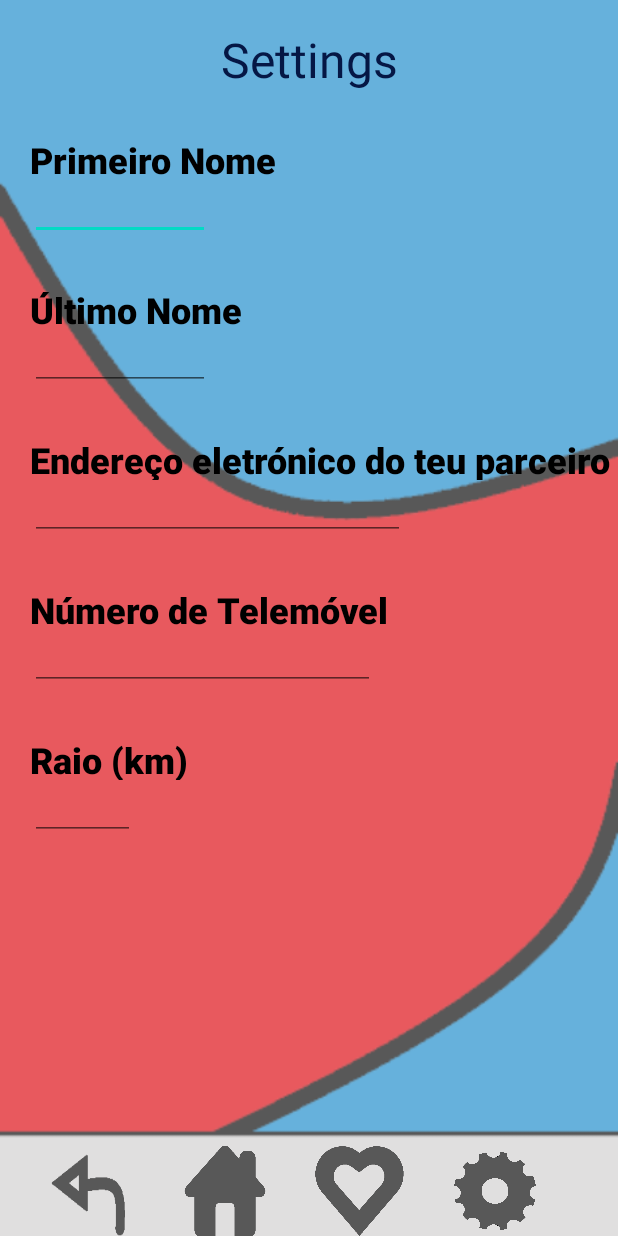
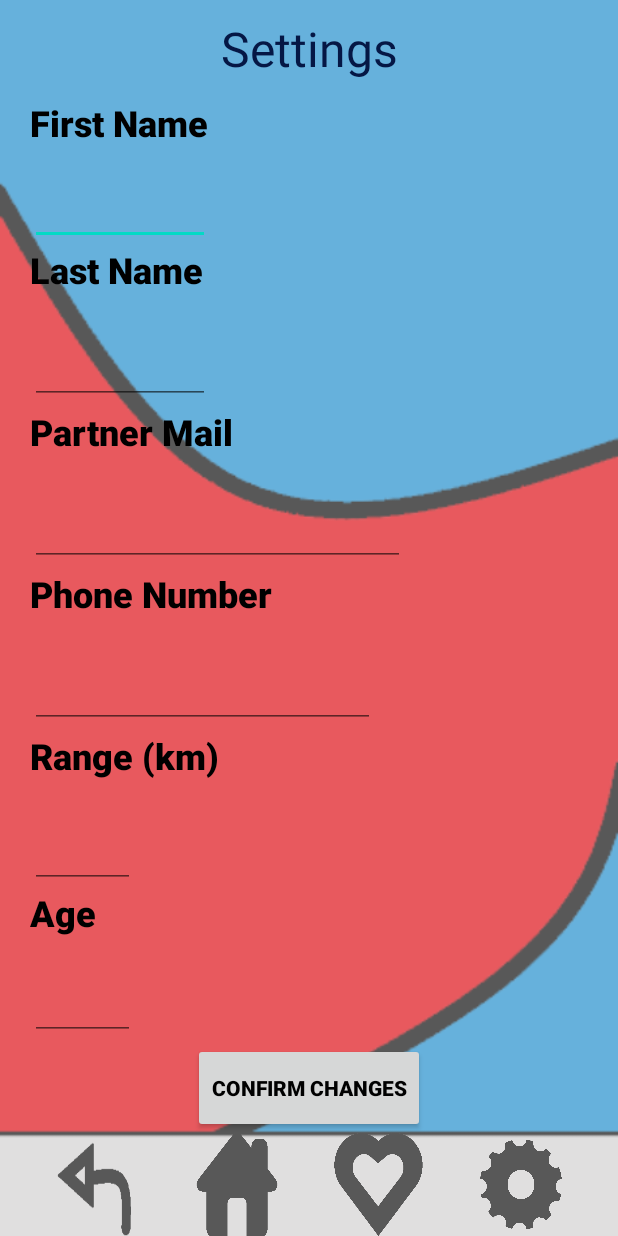
Before and after one commit to monteiro141/PDM_GRUPO, an Android app: the Settings screen opened directly, with no data from a screen before it, on a phone screen of 412 x 824 dp. Run offline under Robolectric (Android 15) with nearby library versions, the phone set to English and light mode, and no system bars; our stand-ins replace Firebase (no records; nobody signed in at launch, a user with empty details on screens opened directly).

Commit message:
settings xml updated

```diff
--- a/ResTinder/app/src/main/res/layout/settings.xml
+++ b/ResTinder/app/src/main/res/layout/settings.xml
@@ -1,20 +1,20 @@
 <?xml version="1.0" encoding="utf-8"?>
-<RelativeLayout xmlns:android="http://schemas.android.com/apk/res/android"
-    android:layout_width="match_parent"
-    android:layout_height="wrap_content"
-    android:background="@drawable/back">
-
-    <ScrollView
-        android:layout_width="fill_parent"
-        android:layout_height="fill_parent">
-
-        <RelativeLayout xmlns:android="http://schemas.android.com/apk/res/android"
+<LinearLayout xmlns:android="http://schemas.android.com/apk/res/android"
     xmlns:app="http://schemas.android.com/apk/res-auto"
     xmlns:tools="http://schemas.android.com/tools"
     android:layout_width="match_parent"
     android:layout_height="match_parent"
+    android:weightSum="10"
     android:orientation="vertical"
+    android:background="@drawable/back"
     tools:context=".MainActivity">
+
+    <LinearLayout
+        android:layout_width="match_parent"
+        android:layout_height="0dp"
+        android:layout_weight="9.17"
+        android:orientation="vertical"
+        app:layout_constraintBottomtoBottomOf="parent">
 
         <TextView
             android:id="@+id/settings"
@@ -24,167 +24,209 @@
             android:layout_marginEnd="100dp"
             android:gravity="center"
             android:text="Settings"
+            android:layout_weight="1"
             android:textColor="#051745"
             android:textSize="32sp"
             app:layout_constraintBottom_toBottomOf="parent"
             app:layout_constraintVertical_bias="0.056" />
 
-
-            //primeiro nome
-
         <TextView
             android:id="@+id/titlenome"
             android:layout_width="wrap_content"
-                android:layout_height="30dp"
-                android:layout_alignLeft="@id/textnome"
-                android:layout_alignTop="@id/textnome"
-                android:layout_marginTop="-30dp"
-                android:text="Primeiro Nome"
+            android:layout_height="65dp"
+            android:fontFamily="sans-serif-black"
+            android:text="First Name"
+            android:layout_marginLeft="20dp"
+            android:layout_weight="1"
             android:textColor="@color/black"
-                android:fontFamily="sans-serif-black"
             android:textSize="24sp" />
 
         <EditText
             android:id="@+id/textnome"
             android:layout_width="120dp"
-                android:layout_height="40dp"
-                android:layout_alignTop="@+id/settings"
-                android:layout_alignParentStart="true"
+            android:layout_height="60dp"
+            android:layout_weight="1"
             android:layout_marginLeft="20dp"
-                android:layout_marginTop="120dp"
+            android:layout_marginTop="2dp"
             android:inputType="textPersonName" />
 
-            //ultimo nome
         <TextView
             android:id="@+id/titleapelido"
             android:layout_width="wrap_content"
-                android:text="Último Nome"
-                android:layout_alignLeft="@id/textapelido"
-                android:layout_alignTop="@id/textapelido"
-                android:layout_marginTop="-30dp"
-                android:textSize="24sp"
+            android:layout_height="65dp"
+            android:fontFamily="sans-serif-black"
+            android:text="Last Name"
+            android:layout_weight="1"
+            android:layout_marginLeft="20dp"
             android:textColor="@color/black"
-                android:fontFamily="sans-serif-black"
-                android:layout_height="30dp" />
+            android:textSize="24sp" />
 
         <EditText
             android:id="@+id/textapelido"
             android:layout_width="120dp"
-                android:layout_height="40dp"
-                android:layout_alignTop="@+id/textnome"
-                android:layout_alignParentStart="true"
+            android:layout_height="60dp"
+            android:layout_weight="1"
             android:layout_marginLeft="20dp"
-                android:layout_marginTop="100dp"
+            android:layout_marginTop="10dp"
             android:inputType="textPersonName" />
-
-            //foto de Perfil
-            //??
-
-
-            //mail do parceiro
 
         <TextView
             android:id="@+id/titlemailparceiro"
-                android:layout_width="wrap_content"
-                android:layout_height="30dp"
-                android:layout_alignLeft="@id/textmailparceiro"
-                android:layout_alignTop="@id/textmailparceiro"
-                android:layout_marginTop="-30dp"
+            android:layout_width="match_parent"
+            android:layout_height="65dp"
+            android:layout_weight="1"
             android:fontFamily="sans-serif-black"
-                android:text="Endereço eletrónico do teu parceiro"
+            android:text="Partner Mail"
+            android:layout_marginLeft="20dp"
+            android:layout_marginTop="2dp"
             android:textColor="@color/black"
             android:textSize="24sp" />
 
         <EditText
             android:id="@+id/textmailparceiro"
             android:layout_width="250dp"
-                android:layout_height="40dp"
-                android:layout_alignTop="@+id/textapelido"
-                android:layout_alignParentStart="true"
+            android:layout_height="60dp"
+            android:layout_weight="1"
             android:layout_marginLeft="20dp"
-                android:layout_marginTop="100dp"
+            android:layout_marginTop="10dp"
             android:inputType="textPersonName" />
-
-            //mudar nmro telemovel
 
         <TextView
             android:id="@+id/titletelemovel"
             android:layout_width="wrap_content"
-                android:layout_height="30dp"
-                android:layout_alignLeft="@id/texttelemovel"
-                android:layout_alignTop="@id/texttelemovel"
-                android:layout_marginTop="-30dp"
-                android:text="Número de Telemóvel"
+            android:layout_height="65dp"
+            android:layout_weight="1"
+            android:fontFamily="sans-serif-black"
+            android:text="Phone Number"
+            android:layout_marginLeft="20dp"
+            android:layout_marginTop="2dp"
             android:textColor="@color/black"
-                android:fontFamily="sans-serif-black"
             android:textSize="24sp" />
 
         <EditText
             android:id="@+id/texttelemovel"
             android:layout_width="230dp"
-                android:layout_height="40dp"
-                android:layout_alignTop="@+id/textmailparceiro"
+            android:layout_height="60dp"
+            android:layout_weight="1"
             android:layout_marginLeft="20dp"
-                android:layout_marginTop="100dp"
+            android:layout_marginTop="10dp"
             android:inputType="number" />
-
-            //raio
 
         <TextView
             android:id="@+id/titleradius"
             android:layout_width="wrap_content"
-                android:layout_height="30dp"
-                android:layout_alignLeft="@id/textradius"
-                android:layout_alignTop="@id/textradius"
-                android:layout_marginTop="-30dp"
-                android:text="Raio (km)"
+            android:layout_height="65dp"
+            android:layout_weight="1"
+            android:fontFamily="sans-serif-black"
+            android:text="Range (km)"
+            android:layout_marginLeft="20dp"
+            android:layout_marginTop="2dp"
             android:textColor="@color/black"
-                android:fontFamily="sans-serif-black"
             android:textSize="24sp" />
 
         <EditText
             android:id="@+id/textradius"
             android:layout_width="70dp"
-                android:layout_height="40dp"
-                android:layout_alignTop="@+id/texttelemovel"
+            android:layout_height="60dp"
+            android:layout_weight="1"
             android:layout_marginLeft="20dp"
-                android:layout_marginTop="100dp"
+            android:layout_marginTop="10dp"
             android:inputType="number" />
 
-        </RelativeLayout>
-    </ScrollView>
+        <TextView
+            android:id="@+id/birthday"
+            android:layout_width="wrap_content"
+            android:layout_height="70dp"
+            android:layout_weight="1"
+            android:fontFamily="sans-serif-black"
+            android:layout_marginLeft="20dp"
+            android:text="Age"
+            android:textColor="@color/black"
+            android:textSize="24sp" />
 
-    <ImageButton
+        <EditText
+            android:id="@+id/pickDate"
+            android:layout_width="70dp"
+            android:layout_height="60dp"
+            android:layout_weight="1"
+            android:layout_marginLeft="20dp"
+            android:inputType="number"
+            android:layout_marginTop="2dp"
+            android:fontFamily="sans-serif-black"
+            android:textColor="@color/black" />
+
+        <Button
+            android:id="@+id/confirmChanges"
+            android:layout_width="wrap_content"
+            android:layout_height="75dp"
+            android:layout_gravity="center"
+            android:fontFamily="sans-serif-black"
+            android:text="Confirm Changes"
+            android:layout_weight="1"
+            android:layout_marginTop="2dp"
+            android:textColor="@color/black" />
+    </LinearLayout>
+
+    <LinearLayout
+        android:layout_width="match_parent"
+        android:layout_height="0dp"
+        android:orientation="horizontal"
+        android:layout_gravity="center|bottom"
+        android:layout_weight="0.83"
+        app:layout_constraintBottomtoBottomOf="parent">
+
+        <Space
+            android:layout_width="wrap_content"
+            android:layout_height="wrap_content"
+            android:layout_weight="1" />
+
+        <Button
             android:id="@+id/buttonback"
             android:layout_width="60dp"
-        android:layout_height="60dp"
-        android:layout_alignParentStart="true"
-        android:layout_marginLeft="30dp"
-        android:background="@drawable/arrow_nobg"
+            android:layout_height="match_parent"
+            android:background="@drawable/arrow_nobg" />
+
+        <Space
+            android:layout_width="wrap_content"
+            android:layout_height="wrap_content"
+            android:layout_weight="1" />
+
+        <Button
+            android:id="@+id/buttonhome"
+            android:layout_width="60dp"
+            android:layout_height="match_parent"
+            android:layout_toRightOf="@id/buttonback"
+            android:background="@drawable/home" />
+
+        <Space
+            android:layout_width="wrap_content"
+            android:layout_height="wrap_content"
+            android:layout_weight="1" />
+
+        <Button
+            android:id="@+id/buttonhearth"
+            android:layout_width="60dp"
+            android:layout_height="match_parent"
+            android:layout_toRightOf="@id/buttonhome"
+            android:background="@drawable/heart_nobg"
             android:layout_alignParentBottom="true"/>
 
-    <ImageButton
-        android:id="@+id/buttonhome"
-        android:layout_width="60dp"
-        android:layout_height="60dp"
-        android:layout_toRightOf="@id/buttonback"
-        android:layout_marginLeft="30dp"
-        android:background="@drawable/home"
-        android:layout_alignParentBottom="true"/>
-    <ImageButton
-        android:id="@+id/buttonhearth"
-        android:layout_width="60dp"
-        android:layout_height="60dp"
-        android:layout_toRightOf="@id/buttonhome"
-        android:layout_marginLeft="30dp"
-        android:background="@drawable/heart_nobg"
-        android:layout_alignParentBottom="true"/>
-    <ImageButton
+        <Space
+            android:layout_width="wrap_content"
+            android:layout_height="wrap_content"
+            android:layout_weight="1" />
+
+        <Button
             android:id="@+id/buttonsettings"
             android:layout_width="60dp"
-        android:layout_height="60dp"
+            android:layout_height="match_parent"
             android:layout_toRightOf="@id/buttonhearth"
-        android:layout_marginLeft="30dp"
-        android:background="@drawable/settings"
-        android:layout_alignParentBottom="true"/>
-</RelativeLayout>
+            android:background="@drawable/settings" />
+
+        <Space
+            android:layout_width="wrap_content"
+            android:layout_height="wrap_content"
+            android:layout_weight="1" />
+    </LinearLayout>
+
+</LinearLayout>
```
Lines whose indentation alone changed are shown as unchanged.
